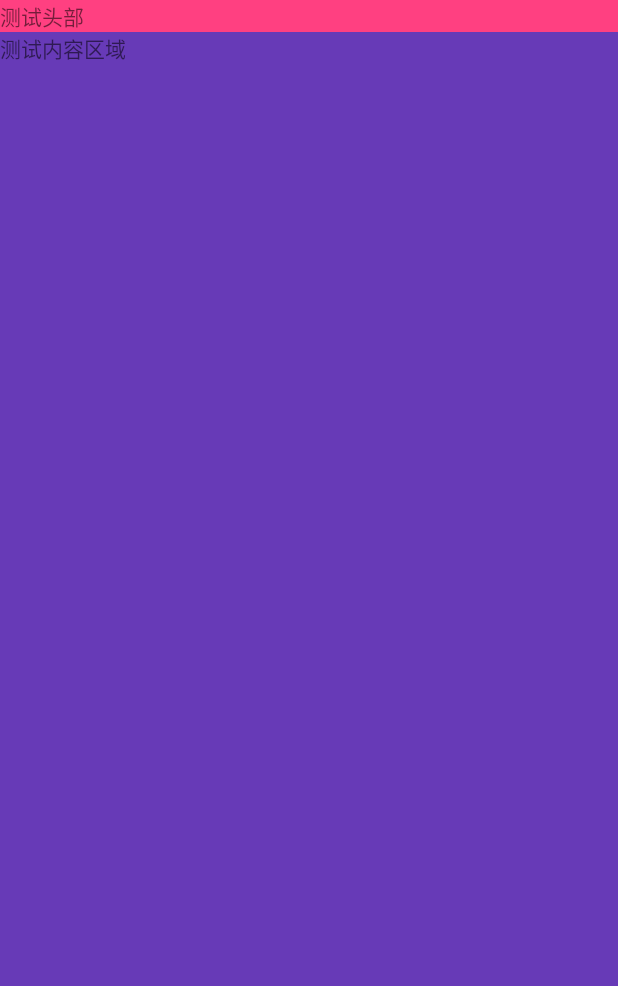
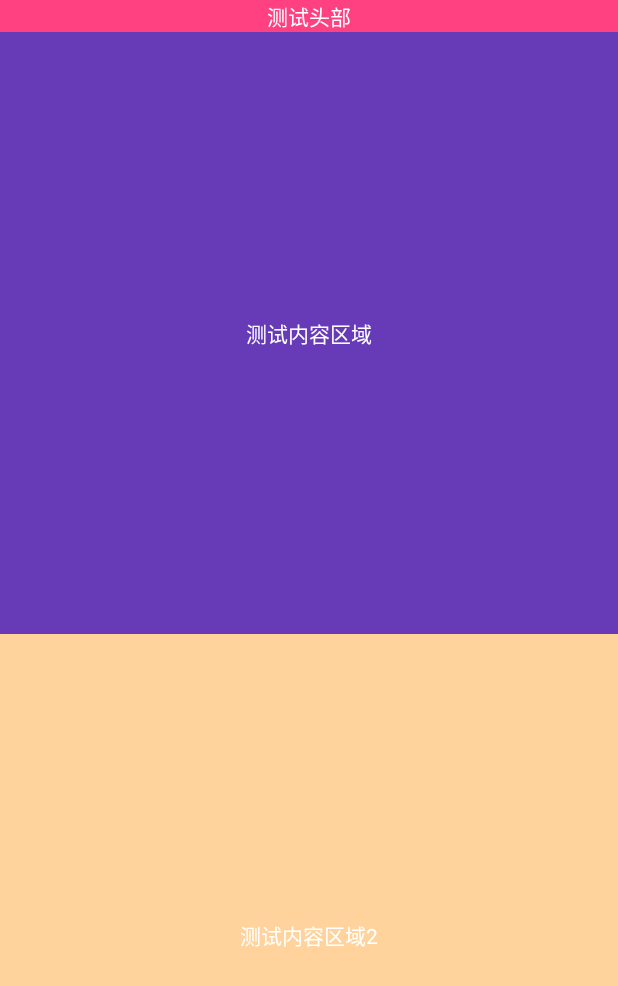
Before and after one commit to mengfantao/afine, an Android app: the layout fragemnt_test.xml on its own in the app's theme, with its tools: preview values and no code run, on a phone screen of 412 x 824 dp. Shown: the top 986 px of the screen. Run offline under Robolectric (Android 15) with nearby library versions, the phone set to English and light mode, and no system bars.

Commit message:
测试页面

```diff
--- a/app/src/main/java/com/youximao/anew/myapplication/TestFragment.java
+++ b/app/src/main/java/com/youximao/anew/myapplication/TestFragment.java
@@ -18,6 +18,7 @@ public class TestFragment extends BaseFragment<TestVu> {
 
     @Override
     protected Class<TestVu> getVuClass() {
+
         return TestVu.class;
     }
 }
--- a/app/src/main/java/com/youximao/anew/myapplication/TestVu.java
+++ b/app/src/main/java/com/youximao/anew/myapplication/TestVu.java
@@ -36,7 +36,7 @@ public class TestVu extends BaseVu {
         super.initStateLayout(stateLayout);
     // View view=   View.inflate(getContext(),R.layout.empty_view,null);
       // stateLayout.setEmptyView(view);
-       stateLayout.setVisibility(View.VISIBLE);
+       setStateVisibility();
     }
 
     @Override
--- a/app/src/main/res/layout/fragemnt_test.xml
+++ b/app/src/main/res/layout/fragemnt_test.xml
@@ -8,15 +8,33 @@
         android:layout_width="match_parent"
         android:background="@color/colorAccent"
         android:text="测试头部"
+        android:textColor="@color/white"
+        android:gravity="center"
         android:layout_height="wrap_content" />
     <RelativeLayout
         android:layout_width="match_parent"
         android:id="@+id/rl_content"
-        android:layout_height="match_parent">
+        android:layout_weight="1"
+        android:layout_height="0dp">
         <TextView
             android:layout_width="match_parent"
             android:text="测试内容区域"
+            android:textColor="@color/white"
+            android:gravity="center"
             android:background="@color/color_main"
             android:layout_height="match_parent" />
     </RelativeLayout>
+    <RelativeLayout
+        android:layout_width="match_parent"
+        android:id="@+id/rl_content2"
+        android:layout_weight="1"
+        android:layout_height="0dp">
+        <TextView
+            android:layout_width="match_parent"
+            android:text="测试内容区域2"
+            android:textColor="@color/white"
+            android:gravity="center"
+            android:background="@color/c_ffd39b"
+            android:layout_height="match_parent" />
+    </RelativeLayout>
 </LinearLayout>
--- a/app/src/main/res/values/styles.xml
+++ b/app/src/main/res/values/styles.xml
@@ -1,7 +1,7 @@
 <resources>
 
     <!-- Base application theme. -->
-    <style name="AppTheme" parent="Theme.AppCompat.Light.DarkActionBar">
+    <style name="AppTheme" parent="Theme.AppCompat.Light.NoActionBar">
         <!-- Customize your theme here. -->
         <item name="colorPrimary">@color/colorPrimary</item>
         <item name="colorPrimaryDark">@color/colorPrimaryDark</item>
--- a/library/src/main/java/com/yufan/library/base/BaseVu.java
+++ b/library/src/main/java/com/yufan/library/base/BaseVu.java
@@ -63,8 +63,6 @@ public abstract class BaseVu implements Vu {
         });
         stateLayout.setEmptyView(emptyView);
         stateLayout.setErrorView(errorView);
-
-
     }
 
 
@@ -147,13 +145,14 @@ public abstract class BaseVu implements Vu {
     }
 
     public final void setStateGone() {
-        mStateLayout.setStateGone();
+        mStateLayout.setVisibility(View.GONE);
     }
-
+    public final void setStateVisibility() {
+        mStateLayout.setVisibility(View.VISIBLE);
+    }
     public final void setStateError() {
         mStateLayout.setStateError();
     }
-
     public final void setStateEmpty() {
         mStateLayout.setStateEmpty();
     }
--- a/library/src/main/java/com/yufan/library/widget/StateLayout.java
+++ b/library/src/main/java/com/yufan/library/widget/StateLayout.java
@@ -43,9 +43,7 @@ public class StateLayout extends RelativeLayout {
         RelativeLayout.LayoutParams layoutParams2=  new RelativeLayout.LayoutParams(ViewGroup.LayoutParams.MATCH_PARENT, ViewGroup.LayoutParams.MATCH_PARENT);
         addView(errorView,layoutParams2);
     }
-    public void setStateGone(){
-        setVisibility(GONE);
-    }
+
 
     public void setStateError(){
         setVisibility(VISIBLE);
```
